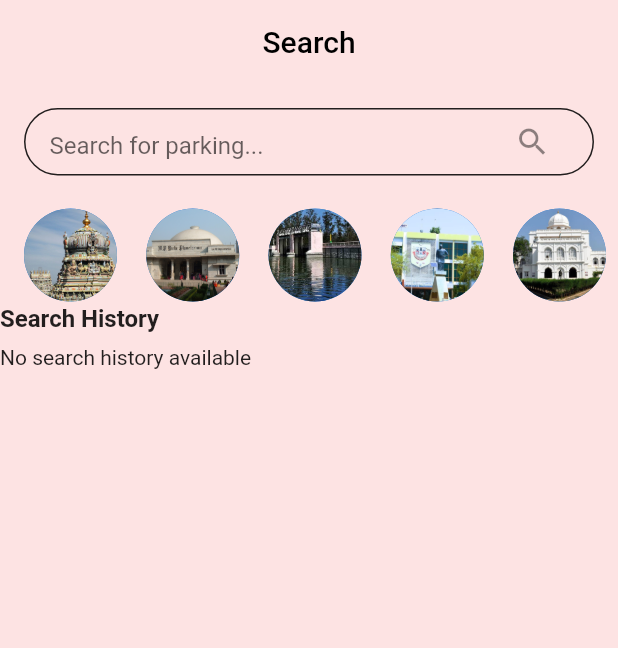
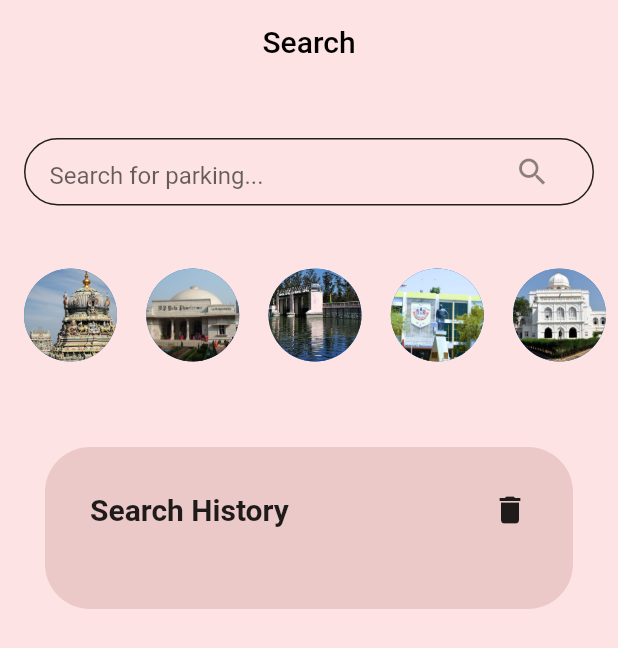
Before and after one commit to dhiyanesh-cyber/car-parking, a Flutter app: the SearchPage screen opened directly, on a phone screen of 412 x 824 dp. Shown: the top 648 px of the screen. Run offline on Flutter 3.47's test engine with Material 2 defaults, Android fonts, the phone set to English and light mode, and no system bars; our stand-ins replace cloud_firestore, firebase_auth, firebase_core, firebase_storage, geolocator, google_maps_flutter and 5 more; missing offline and left inert: flutter_polyline_points; accounts and stored records are empty.

Commit message:
set search history

```diff
--- a/lib/presentation/screens/map_view/search_history.dart
+++ b/lib/presentation/screens/map_view/search_history.dart
@@ -1,26 +1,25 @@
 import 'package:shared_preferences/shared_preferences.dart';
 
 class SearchHistoryManager {
-  static const _historyKey = 'search_history';
+  static const _keySearchHistory = 'searchHistory';
 
   static Future<List<String>> getSearchHistory() async {
     final SharedPreferences prefs = await SharedPreferences.getInstance();
-    final history = prefs.getStringList(_historyKey);
-    return history ?? [];
+    final List<String> searchHistory = prefs.getStringList(_keySearchHistory) ?? [];
+    return searchHistory;
   }
 
   static Future<void> addToSearchHistory(String query) async {
     final SharedPreferences prefs = await SharedPreferences.getInstance();
-    final history = await getSearchHistory();
-
-    if (!history.contains(query)) {
-      history.add(query);
-      await prefs.setStringList(_historyKey, history);
+    final List<String> searchHistory = prefs.getStringList(_keySearchHistory) ?? [];
+    if (!searchHistory.contains(query)) {
+      searchHistory.add(query);
+      await prefs.setStringList(_keySearchHistory, searchHistory);
     }
   }
 
   static Future<void> clearSearchHistory() async {
     final SharedPreferences prefs = await SharedPreferences.getInstance();
-    await prefs.remove(_historyKey);
+    await prefs.remove(_keySearchHistory);
   }
 }
--- a/lib/presentation/screens/map_view/test_map.dart
+++ b/lib/presentation/screens/map_view/test_map.dart
@@ -1,3 +1,5 @@
+// ignore_for_file: must_be_immutable
+
 import 'package:flutter/material.dart';
 import 'package:cloud_firestore/cloud_firestore.dart';
 
@@ -6,9 +8,11 @@ import 'package:mapsss/presentation/colors/colors.dart';
 import 'package:mapsss/presentation/screens/map_view/search_history.dart';
 
 
+
 void main() {
   runApp(MyApp());
 }
+
 
 class MyApp extends StatelessWidget {
   @override
@@ -26,12 +30,27 @@ class SearchPage extends StatefulWidget {
 }
 
 class _SearchPageState extends State<SearchPage> {
+
+  List<DocumentSnapshot> _searchResults = [];
+  List<String> _searchHistory = [];
+
   final TextEditingController _searchController = TextEditingController();
-  final FirebaseFirestore _firestore = FirebaseFirestore.instance;
+
 
 
 
   bool result = false;
+
+   @override
+  void initState() {
+    super.initState();
+    // Load existing search history
+    SearchHistoryManager.getSearchHistory().then((history) {
+      setState(() {
+        _searchHistory = history;
+      });
+    });
+  }
 
   Future<void> _searchParking(String searchText) async {
 
@@ -49,6 +68,16 @@ class _SearchPageState extends State<SearchPage> {
 
       if(searchText.toString().toLowerCase().trim() == parkingName.toString().toLowerCase().trim()){
         result = true;
+         SearchHistoryManager.addToSearchHistory(searchText);
+
+    setState(() {
+      SearchHistoryManager.getSearchHistory().then((history) {
+      setState(() {
+        print(history);
+        _searchHistory = history;
+      });
+    });
+    });
         print(result);
 
       }
@@ -67,8 +96,18 @@ class _SearchPageState extends State<SearchPage> {
         ),
       );
       result = false;
+      setState(() {
+      SearchHistoryManager.getSearchHistory().then((history) {
+      setState(() {
+        print(history);
+        _searchHistory = history;
+      });
+    });
+    });
     }
   }
+
+
 
   @override
   Widget build(BuildContext context) {
@@ -89,9 +128,25 @@ class _SearchPageState extends State<SearchPage> {
         child: Column(
           crossAxisAlignment: CrossAxisAlignment.stretch,
           children: [
+            SizedBox(
+              height: 20,
+            ),
             SearchBar(searchController: _searchController, onSearch: _searchParking),
+            SizedBox(
+              height: 20,
+            ),
             NearbyParkingDialog(),
-            SearchHistoryBox(onSearch: (String ) {  },),
+            SizedBox(
+              height: 25,
+            ),
+            Center(child: Container(child: SearchHistoryBox(searchHistory: _searchHistory, onSearch:  _searchParking, clearSearchHistory: () {
+    setState(() {
+      _searchHistory.clear();
+    });
+  }))),
+            SizedBox(
+              height: 20,
+            ),
             FamousParkingAreas(),
           ],
         ),
@@ -192,38 +247,64 @@ class NearbyParkingDialog extends StatelessWidget {
     );
   }
 }
+class SearchHistoryBox extends StatelessWidget {
+ List<String> searchHistory;
+  final Function(String) onSearch;
+  final Function() clearSearchHistory;
 
-class SearchHistoryBox extends StatelessWidget {
-  final Function(String) onSearch;
+  SearchHistoryBox({
+    required this.searchHistory,
+    required this.onSearch,
+    required this.clearSearchHistory,
+  });
 
-  SearchHistoryBox({required this.onSearch});
 
   @override
   Widget build(BuildContext context) {
-    return FutureBuilder<List<String>>(
-      future: SearchHistoryManager.getSearchHistory(),
-      builder: (context, snapshot) {
-        if (snapshot.connectionState == ConnectionState.waiting) {
-          return CircularProgressIndicator();
-        } else if (snapshot.hasError) {
-          return Text('Error loading search history');
-        } else {
-          final searchHistory = snapshot.data ?? [];
-          return Column(
+    return Container(
+      decoration: BoxDecoration(
+        borderRadius: BorderRadius.circular(30),
+        color: CustomColors.myHexColorDark,
+      ),
+      margin: EdgeInsets.all(30),
+      padding: EdgeInsets.all(30),
+
+      child: Column(
         crossAxisAlignment: CrossAxisAlignment.start,
+        children: [
+          Row(
+          mainAxisAlignment: MainAxisAlignment.spaceBetween,
           children: [
             Text(
               'Search History',
-                style: TextStyle(fontSize: 16, fontWeight: FontWeight.bold),
+              style: TextStyle(fontSize: 20, fontWeight: FontWeight.bold),
+            ),
+            GestureDetector(
+              onTap: () {
+                SearchHistoryManager.clearSearchHistory();
+
+                clearSearchHistory;
+
+                // Handle the delete action here
+                // For example, you could clear the search history.
+              },
+              child: Icon(Icons.delete),
+            ),
+          ],
         ),
         SizedBox(height: 8),
           if (searchHistory.isNotEmpty)
-                ListView.builder(
+            Center(
+              child: ListView.builder(
                 shrinkWrap: true,
                 itemCount: searchHistory.length,
                 itemBuilder: (context, index) {
                   return ListTile(
-                      leading: Icon(Icons.history),
+                    leading: Container( // Wrap the leading widget with a Container
+            width: 48.0, // Set a desired width
+            child: Icon(Icons.history),
+          ),
+
                     title: Text(searchHistory[index]),
                     onTap: () {
                       onSearch(searchHistory[index]);
@@ -231,12 +312,10 @@ class SearchHistoryBox extends StatelessWidget {
                   );
                 },
               ),
-              if (searchHistory.isEmpty)
-                Text('No search history available'),
+            ),
+          if (searchHistory.isEmpty) Text(''),
         ],
-          );
-        }
-      },
+      ),
     );
   }
 }
```
Also changed, not shown: 1 other file. Lines whose indentation alone changed are shown as unchanged.
